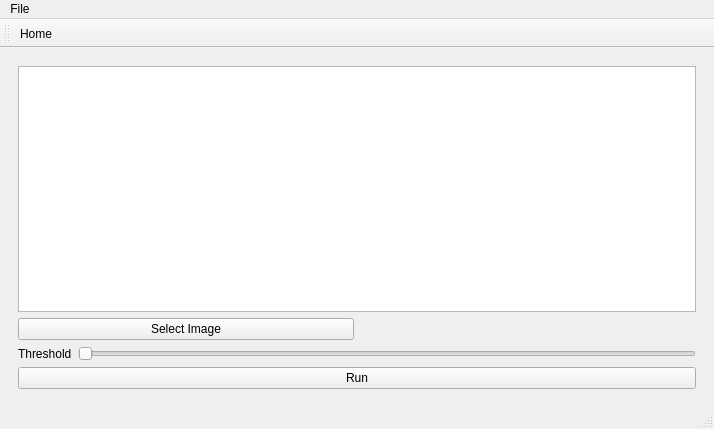
Before: the Qt Designer form mainwindow.ui in Tokyo-MQP-2024/IgniteCV, drawn with Qt 5.
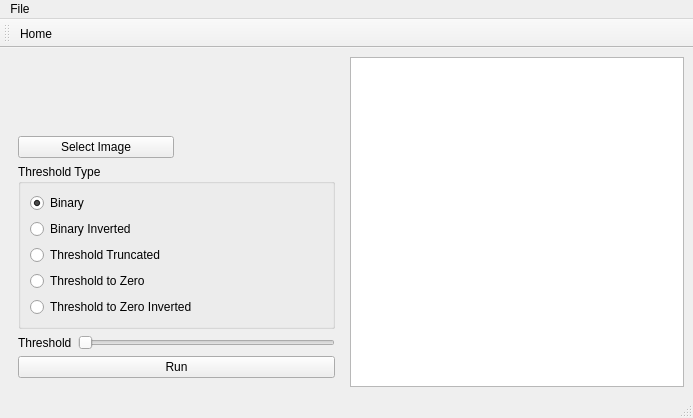
After: the same form once the commit is applied. Icons and pictures are not drawn.

Commit message: Added selection box for different types of thresholding, though the default is still the best :/

```diff
--- a/mainwindow.ui
+++ b/mainwindow.ui
@@ -6,8 +6,8 @@
    <rect>
     <x>0</x>
     <y>0</y>
-    <width>714</width>
-    <height>429</height>
+    <width>693</width>
+    <height>418</height>
    </rect>
   </property>
   <property name="windowTitle">
@@ -251,26 +251,6 @@
       </widget>
       <widget class="QWidget" name="calculateWidth">
        <layout class="QGridLayout" name="gridLayout_6">
-        <item row="5" column="1">
-         <widget class="QPushButton" name="pushButton_7">
-          <property name="text">
-           <string>Run</string>
-          </property>
-         </widget>
-        </item>
-        <item row="0" column="1">
-         <widget class="QGraphicsView" name="graphicsView_2">
-          <property name="foregroundBrush">
-           <brush brushstyle="NoBrush">
-            <color alpha="255">
-             <red>0</red>
-             <green>0</green>
-             <blue>0</blue>
-            </color>
-           </brush>
-          </property>
-         </widget>
-        </item>
         <item row="1" column="1">
          <layout class="QHBoxLayout" name="horizontalLayout_5">
           <item>
@@ -289,6 +269,26 @@
           </item>
          </layout>
         </item>
+        <item row="0" column="1">
+         <spacer name="verticalSpacer_4">
+          <property name="orientation">
+           <enum>Qt::Orientation::Vertical</enum>
+          </property>
+          <property name="sizeHint" stdset="0">
+           <size>
+            <width>20</width>
+            <height>40</height>
+           </size>
+          </property>
+         </spacer>
+        </item>
+        <item row="5" column="1">
+         <widget class="QPushButton" name="pushButton_7">
+          <property name="text">
+           <string>Run</string>
+          </property>
+         </widget>
+        </item>
         <item row="3" column="1">
          <layout class="QHBoxLayout" name="horizontalLayout_7">
           <item>
@@ -307,6 +307,57 @@
           </item>
          </layout>
         </item>
+        <item row="2" column="1">
+         <layout class="QVBoxLayout" name="verticalLayout_thresh">
+          <item>
+           <widget class="QGroupBox" name="threshType">
+            <property name="title">
+             <string>Threshold Type</string>
+            </property>
+            <layout class="QVBoxLayout" name="verticalLayout_2">
+             <item>
+              <widget class="QRadioButton" name="radioButton_binary">
+               <property name="text">
+                <string>Binary</string>
+               </property>
+               <property name="checked">
+                <bool>true</bool>
+               </property>
+              </widget>
+             </item>
+             <item>
+              <widget class="QRadioButton" name="radioButton_bininverted">
+               <property name="text">
+                <string>Binary Inverted</string>
+               </property>
+              </widget>
+             </item>
+             <item>
+              <widget class="QRadioButton" name="radioButton_threshtrunc">
+               <property name="text">
+                <string>Threshold Truncated</string>
+               </property>
+              </widget>
+             </item>
+             <item>
+              <widget class="QRadioButton" name="radioButton_thresh0">
+               <property name="text">
+                <string>Threshold to Zero</string>
+               </property>
+              </widget>
+             </item>
+             <item>
+              <widget class="QRadioButton" name="radioButton_thresh0inv">
+               <property name="text">
+                <string>Threshold to Zero Inverted</string>
+               </property>
+              </widget>
+             </item>
+            </layout>
+           </widget>
+          </item>
+         </layout>
+        </item>
        </layout>
       </widget>
       <widget class="QWidget" name="video_unused">
@@ -343,6 +394,19 @@
       </widget>
      </widget>
     </item>
+    <item row="1" column="1">
+     <widget class="QGraphicsView" name="graphicsView_2">
+      <property name="foregroundBrush">
+       <brush brushstyle="NoBrush">
+        <color alpha="255">
+         <red>0</red>
+         <green>0</green>
+         <blue>0</blue>
+        </color>
+       </brush>
+      </property>
+     </widget>
+    </item>
    </layout>
   </widget>
   <widget class="QMenuBar" name="menubar">
@@ -350,7 +414,7 @@
     <rect>
      <x>0</x>
      <y>0</y>
-     <width>714</width>
+     <width>693</width>
      <height>20</height>
     </rect>
    </property>
```
Left out of the diff: 2 changed lines with no effect on the pictures. The commit also changes 3 other files.
